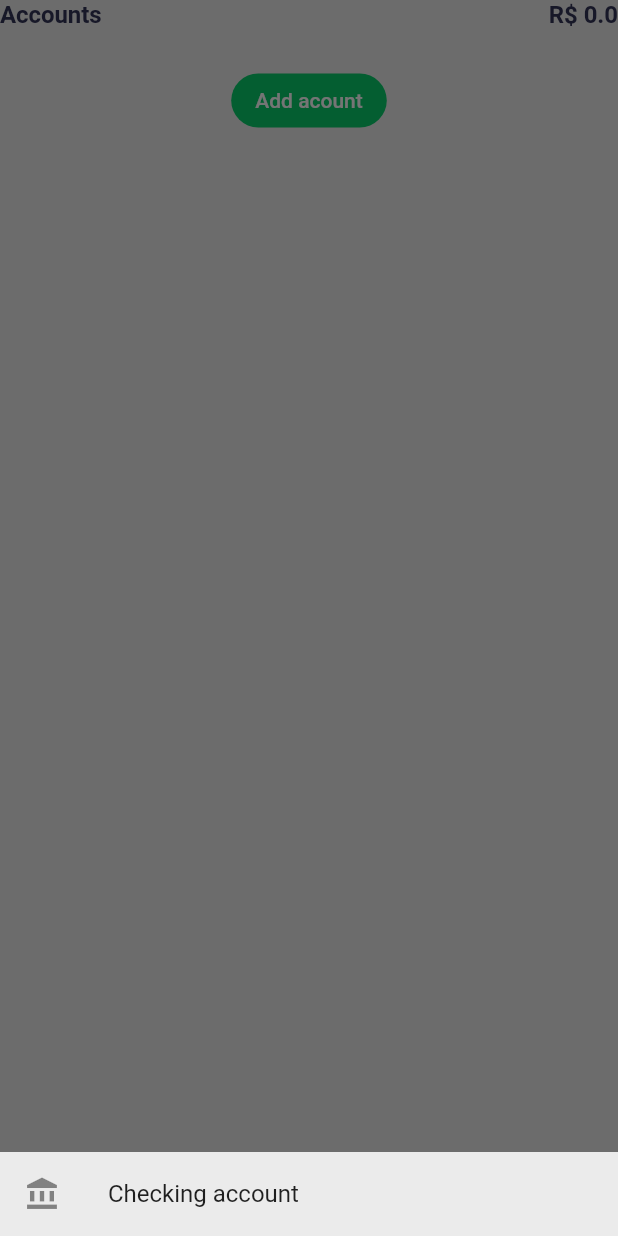
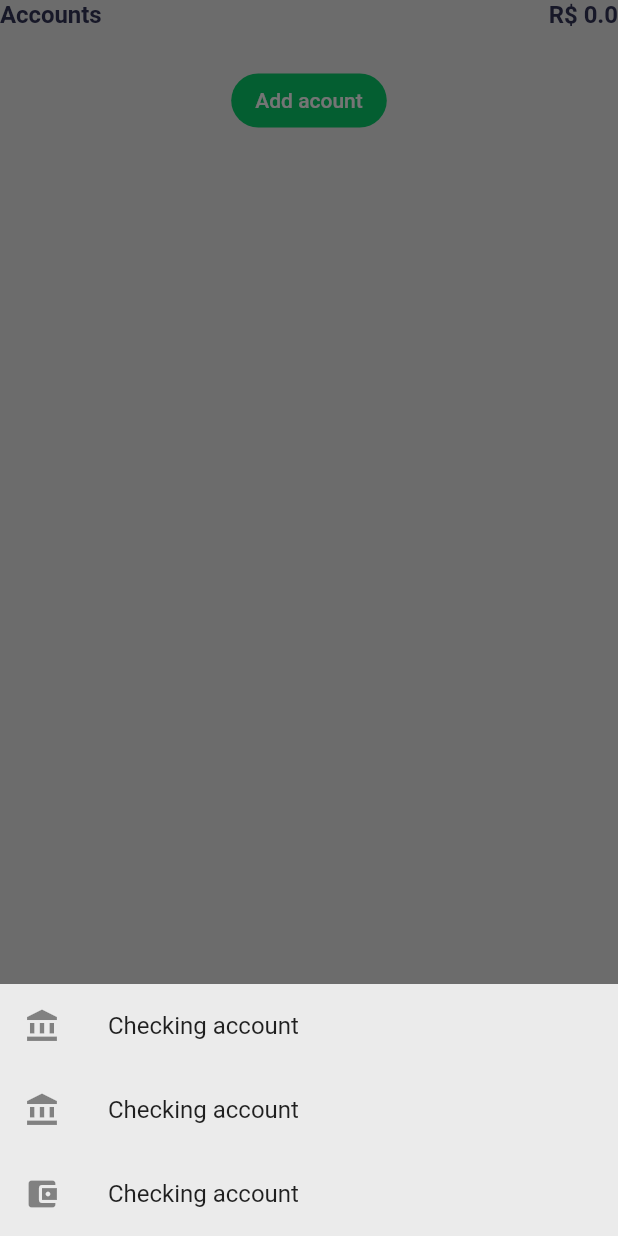
Before and after one commit to maugustosemperfi/financial-mobile, a Flutter app: the AccountsWidget widget shown alone on an empty page, opened directly, after a tap on "Add acount", on a phone screen of 412 x 824 dp. Run offline on Flutter 3.47's test engine with Material 2 defaults, Android fonts, the phone set to English and light mode, and no system bars; our stand-ins replace bloc, carousel_slider, dio, equatable, fluro, flutter_bloc and 3 more; accounts and stored records are empty; generated files the repository leaves out were written again; network calls fail; statements that could not run were skipped.

Commit message:
[UPDATE] Creating 2 type of accounts on EnumAccountType

```diff
--- a/lib/enum/enum_account_type.dart
+++ b/lib/enum/enum_account_type.dart
@@ -1,6 +1,6 @@
 import 'package:flutter/material.dart';
 
-enum EnumAccountType { checking }
+enum EnumAccountType { checking, saving, others }
 
 class AccountType {
   static getIconByAccountType(type) {
@@ -8,6 +8,12 @@ class AccountType {
       case EnumAccountType.checking:
         return Icons.account_balance;
 
+      case EnumAccountType.saving:
+        return Icons.account_balance;
+
+      case EnumAccountType.others:
+        return Icons.account_balance_wallet;
+
       default:
         return Icons.account_balance;
     }
--- a/lib/pages/overview/widgets/accounts_widget.dart
+++ b/lib/pages/overview/widgets/accounts_widget.dart
@@ -60,7 +60,11 @@ class _AccountsWidgetState extends State<AccountsWidget> {
             mainAxisSize: MainAxisSize.min,
             children: <Widget>[
               _createTile(context, 'Checking account', Icons.account_balance,
-                  EnumAccountType.checking.index),
+                  EnumAccountType.checking),
+              _createTile(context, 'Checking account', Icons.account_balance,
+                  EnumAccountType.saving),
+              _createTile(context, 'Checking account', Icons.account_balance,
+                  EnumAccountType.others),
             ],
           );
         });
@@ -187,13 +191,13 @@ class _AccountsWidgetState extends State<AccountsWidget> {
   }
 
   ListTile _createTile(
-      BuildContext context, String name, IconData icon, int type) {
+      BuildContext context, String name, IconData icon, EnumAccountType type) {
     return ListTile(
-      leading: Icon(icon),
+      leading: Icon(AccountType.getIconByAccountType(type)),
       title: Text(name),
       onTap: () {
         Navigator.pop(context);
-        Application.router.navigateTo(context, 'account/add/$type',
+        Application.router.navigateTo(context, 'account/add/${type.index}',
             transition: TransitionType.cupertinoFullScreenDialog);
       },
     );
```
